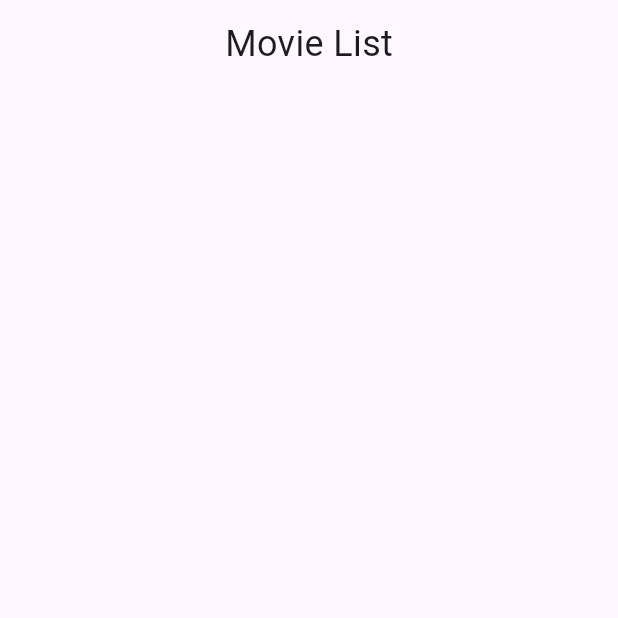
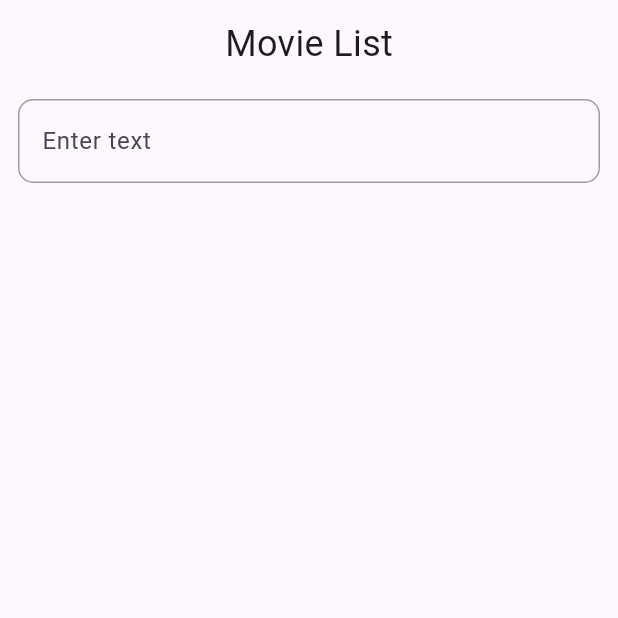
Before and after one commit to Febinjohnson96/edstem_machinetest, a Flutter app: the screen it shows after launch, on a phone screen of 412 x 824 dp, the top half of it. Run offline on Flutter 3.47's test engine with Material 3 defaults, Android fonts, the phone set to English and light mode, and no system bars; our stand-ins replace bloc, equatable, flutter_bloc, get_it, go_router; network calls fail.

Commit message:
Feature/details screen (#2)
* completed partially detail screen

* completed movie detail page

* added search

```diff
--- a/lib/core/routes/app_routes.dart
+++ b/lib/core/routes/app_routes.dart
@@ -1,6 +1,8 @@
 import 'package:edstem_machinetest/core/routes/page_transition.dart';
 import 'package:edstem_machinetest/core/routes/route_name.dart';
+import 'package:edstem_machinetest/domain/model/movie_model.dart';
 import 'package:edstem_machinetest/presentation/home/home_ui.dart';
+import 'package:edstem_machinetest/presentation/movie_details/movie_details_ui.dart';
 import 'package:go_router/go_router.dart';
 
 class AppRoutes {
@@ -8,5 +10,13 @@ class AppRoutes {
   static final GoRouter appRoutes = GoRouter(routes: [
     PageTransition.pageTransition(
         path: RouteName.home, pageBuilder: (context, state) => const HomeUi()),
+    PageTransition.pageTransition(
+        path: RouteName.movieDetail,
+        pageBuilder: (context, state) {
+          final movie = state.extra as MovieModel;
+          return MovieDetailsUi(
+            movie: movie,
+          );
+        })
   ]);
 }
--- a/lib/core/routes/route_name.dart
+++ b/lib/core/routes/route_name.dart
@@ -1,4 +1,5 @@
 class RouteName {
   RouteName._();
   static const home = '/';
+  static const movieDetail = '/movieDetail';
 }
--- a/lib/presentation/home/bloc/home_event.dart
+++ b/lib/presentation/home/bloc/home_event.dart
@@ -11,4 +11,10 @@ class HomeInitialEvent extends HomeEvent {}
 
 class HomeGetMoviesEvent extends HomeEvent {}
 
-class HomeSearchMoviesEvent extends HomeEvent {}
+class HomeSearchMoviesEvent extends HomeEvent {
+  final String queryText;
+  const HomeSearchMoviesEvent({required this.queryText});
+
+  @override
+  List<Object> get props => [queryText];
+}
--- a/lib/presentation/home/bloc/home_state.dart
+++ b/lib/presentation/home/bloc/home_state.dart
@@ -20,4 +20,13 @@ final class HomeLoaded extends HomeState {
   List<Object> get props => [movieList];
 }
 
+class HomeSearchResult extends HomeState {
+  final List<MovieModel> searchResults;
+
+  const HomeSearchResult({required this.searchResults});
+
+  @override
+  List<Object> get props => [searchResults];
+}
+
 final class HomeError extends HomeState {}
--- a/lib/presentation/home/ui/home_screen.dart
+++ b/lib/presentation/home/ui/home_screen.dart
@@ -1,15 +1,19 @@
+import 'package:edstem_machinetest/core/routes/route_name.dart';
 import 'package:edstem_machinetest/core/theme/styles/app_typography.dart';
 import 'package:edstem_machinetest/presentation/home/bloc/home_bloc.dart';
 import 'package:edstem_machinetest/presentation/home/widget/home_card.dart';
 import 'package:edstem_machinetest/presentation/widgets/app_scaffold.dart';
+import 'package:edstem_machinetest/presentation/widgets/app_textfield.dart';
 import 'package:flutter/material.dart';
 import 'package:flutter_bloc/flutter_bloc.dart';
+import 'package:go_router/go_router.dart';
 
 class HomeScreen extends StatelessWidget {
   const HomeScreen({super.key});
 
   @override
   Widget build(BuildContext context) {
+    final searchController = TextEditingController();
     return AppScaffold(
         child: Column(
       spacing: 20,
@@ -23,6 +27,12 @@ class HomeScreen extends StatelessWidget {
             ),
           ),
         ),
+        AppTextfield(
+          onchange: (p0) => context
+              .read<HomeBloc>()
+              .add(HomeSearchMoviesEvent(queryText: p0)),
+          controller: searchController,
+        ),
         BlocBuilder<HomeBloc, HomeState>(
           builder: (context, state) {
             if (state is HomeLoading) {
@@ -35,6 +45,8 @@ class HomeScreen extends StatelessWidget {
                   ),
                   itemCount: state.movieList.length,
                   itemBuilder: (context, index) => HomeCard(
+                    callback: () => context.push(RouteName.movieDetail,
+                        extra: state.movieList[index]),
                     productionHouse: state.movieList[index].production,
                     title: state.movieList[index].title,
                     imageUrl: state.movieList[index].poster,
@@ -48,6 +60,23 @@ class HomeScreen extends StatelessWidget {
                 "Error",
                 style: AppTypography.heading6Bold,
               ));
+            } else if (state is HomeSearchResult) {
+              return Expanded(
+                child: ListView.separated(
+                  separatorBuilder: (context, index) => SizedBox(
+                    height: 16,
+                  ),
+                  itemCount: state.searchResults.length,
+                  itemBuilder: (context, index) => HomeCard(
+                    callback: () => context.push(RouteName.movieDetail,
+                        extra: state.searchResults[index]),
+                    productionHouse: state.searchResults[index].production,
+                    title: state.searchResults[index].title,
+                    imageUrl: state.searchResults[index].poster,
+                    runtime: state.searchResults[index].runtime.toString(),
+                  ),
+                ),
+              );
             }
             return SizedBox.shrink();
           },
--- /dev/null
+++ b/lib/presentation/widgets/app_textfield.dart
@@ -0,0 +1,29 @@
+import 'package:flutter/material.dart';
+
+class AppTextfield extends StatelessWidget {
+  const AppTextfield({super.key, required this.controller, this.onchange});
+  final TextEditingController controller;
+  final Function(String)? onchange;
+
+  @override
+  Widget build(BuildContext context) {
+    return TextField(
+      onChanged: (value) => onchange?.call(value),
+      controller: controller,
+      decoration: InputDecoration(
+        border: OutlineInputBorder(
+          borderRadius: BorderRadius.circular(10),
+        ),
+        enabledBorder: OutlineInputBorder(
+          borderRadius: BorderRadius.circular(10),
+          borderSide: BorderSide(color: Colors.grey),
+        ),
+        focusedBorder: OutlineInputBorder(
+          borderRadius: BorderRadius.circular(10),
+          borderSide: BorderSide(color: Colors.blue),
+        ),
+        hintText: 'Enter text',
+      ),
+    );
+  }
+}
```
Also changed, not shown: lib/presentation/home/bloc/home_bloc.dart (+17 -1 lines), lib/presentation/home/widget/home_card.dart (+8 -2 lines), lib/presentation/movie_details/movie_details_ui.dart (added, +15 -0 lines), lib/presentation/movie_details/ui/movie_details_screen.dart (added, +95 -0 lines).
